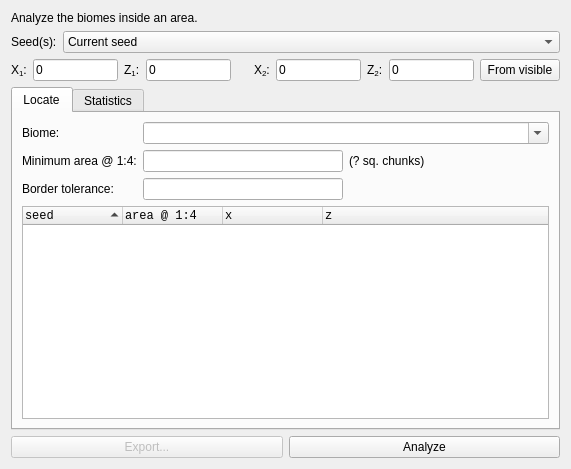
Qt form src/tabbiomes.ui (Cubitect/cubiomes-viewer) before a commit.
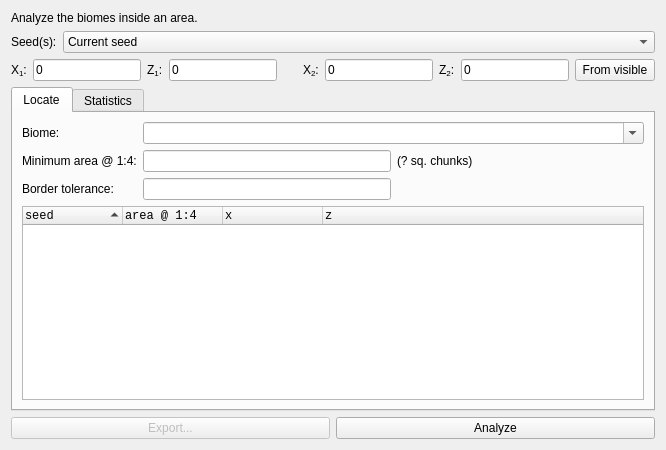
The same form after that commit. Custom widgets are drawn as their Qt base class.

Commit message: Tweaks on widget sizes and UI * changed layout of preferences * removed geometry attributes from ui

Diff of the .ui file:
```diff
--- a/src/tabbiomes.ui
+++ b/src/tabbiomes.ui
@@ -2,14 +2,6 @@
 <ui version="4.0">
  <class>TabBiomes</class>
  <widget class="QWidget" name="TabBiomes">
-  <property name="geometry">
-   <rect>
-    <x>0</x>
-    <y>0</y>
-    <width>571</width>
-    <height>469</height>
-   </rect>
-  </property>
   <property name="windowTitle">
    <string>Form</string>
   </property>
@@ -117,17 +109,11 @@
         </widget>
        </item>
        <item>
-        <spacer name="horizontalSpacer">
-         <property name="orientation">
-          <enum>Qt::Horizontal</enum>
+        <widget class="QLabel" name="label_2">
+         <property name="text">
+          <string>    </string>
          </property>
-         <property name="sizeHint" stdset="0">
-          <size>
-           <width>40</width>
-           <height>20</height>
-          </size>
-         </property>
-        </spacer>
+        </widget>
        </item>
        <item>
         <widget class="QLabel" name="labelX2">
@@ -434,6 +420,13 @@
    </item>
   </layout>
  </widget>
+ <customwidgets>
+  <customwidget>
+   <class>CoordEdit</class>
+   <extends>QLineEdit</extends>
+   <header>src/conditiondialog.h</header>
+  </customwidget>
+ </customwidgets>
  <resources/>
  <connections/>
 </ui>
```
Left out of the diff: 8 changed lines with no effect on the pictures. The commit also changes 23 other files.
